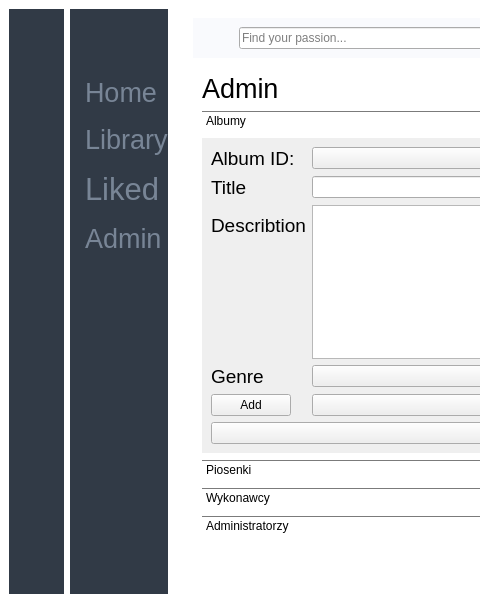
This is gui/mainscreen.ui in blackjackmk/duckyfm as Qt 5 draws it before an edit; both pictures show x 0 to 480 and y 0 to 603 of the 990 by 603 pixel window. The edited form follows.
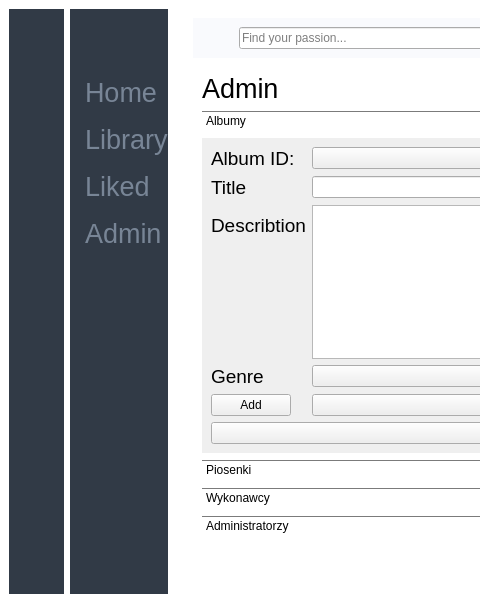
This is the edited form. The open tabs and pages were chosen to show the change. Icons and pictures are not drawn.

```diff
--- a/gui/mainscreen.ui
+++ b/gui/mainscreen.ui
@@ -74,6 +74,12 @@
       <property name="enabled">
        <bool>true</bool>
       </property>
+      <property name="sizePolicy">
+       <sizepolicy hsizetype="Preferred" vsizetype="Preferred">
+        <horstretch>0</horstretch>
+        <verstretch>0</verstretch>
+       </sizepolicy>
+      </property>
       <layout class="QVBoxLayout" name="verticalLayout_2">
        <property name="spacing">
         <number>0</number>
@@ -248,7 +254,7 @@
          </property>
          <property name="font">
           <font>
-           <pointsize>23</pointsize>
+           <pointsize>20</pointsize>
           </font>
          </property>
          <property name="text">
```
Left out of the diff: 28 changed lines with no effect on the pictures.
